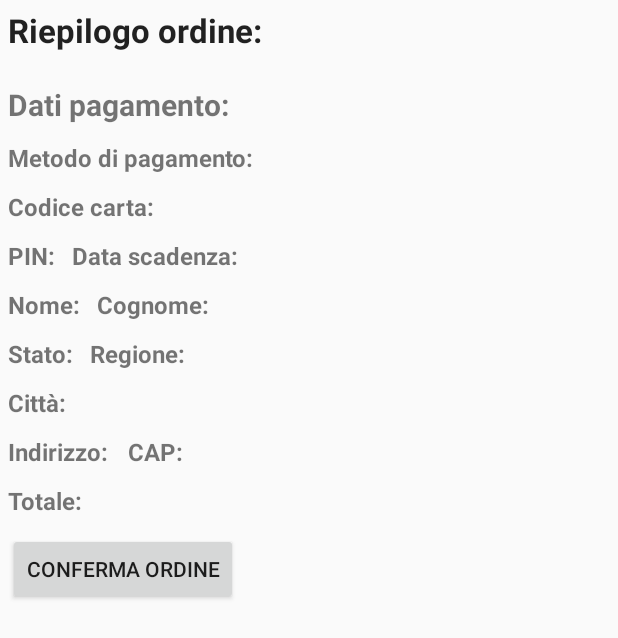
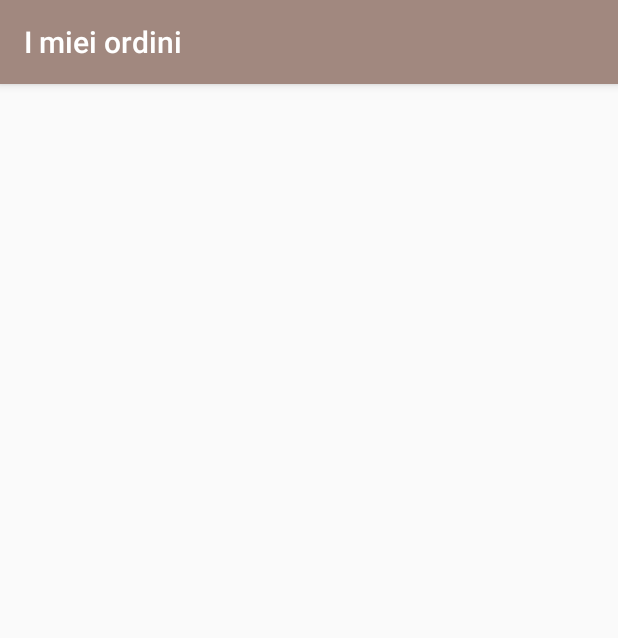
Before and after one commit to Cese93/VideogamesProject, an Android app: the CompleteOrderActivity screen opened directly, with no data from a screen before it, after a tap on "CONFERMA ORDINE", on a phone screen of 412 x 824 dp. Shown: the top 638 px of the screen. Run offline under Robolectric (Android 15) with nearby library versions, the phone set to English and light mode, and no system bars; our stand-ins replace Firebase (no records; nobody signed in at launch, a user with empty details on screens opened directly); 16 statements that could not run were skipped.

Commit message:
Modifica Order

```diff
--- a/app/src/main/AndroidManifest.xml
+++ b/app/src/main/AndroidManifest.xml
@@ -36,6 +36,10 @@
         <activity android:name=".CompleteOrderActivity"
             android:theme="@style/AppTheme.NoActionBar"/>
 
+        <activity android:name=".MyOrder"
+            android:label="I miei ordini"
+            android:theme="@style/AppThemeWithToolbar"/>
+
     </application>
 
 </manifest>
--- a/app/src/main/java/com/example/erik/videogamesproject/CompleteOrderActivity.java
+++ b/app/src/main/java/com/example/erik/videogamesproject/CompleteOrderActivity.java
@@ -1,8 +1,8 @@
 package com.example.erik.videogamesproject;
 
+import android.content.Intent;
 import android.os.Bundle;
 import android.support.v7.app.AppCompatActivity;
-import android.util.Log;
 import android.view.View;
 import android.widget.Button;
 import android.widget.ListView;
@@ -15,6 +15,10 @@ import com.google.firebase.database.DatabaseError;
 import com.google.firebase.database.DatabaseReference;
 import com.google.firebase.database.FirebaseDatabase;
 import com.google.firebase.database.ValueEventListener;
+
+import java.text.SimpleDateFormat;
+import java.util.Calendar;
+import java.util.Map;
 
 /**
  * Created by Erik on 06/12/2016.
@@ -39,6 +43,7 @@ public class CompleteOrderActivity extends AppCompatActivity {
     private TextView txtCAP;
     private TextView txtTotalPrice;
     private Button btnConfirmOrder;
+    private Order order;
 
     @Override
     protected void onCreate(Bundle savedInstanceState) {
@@ -92,24 +97,23 @@ public class CompleteOrderActivity extends AppCompatActivity {
                 txtStreetNumber.setText(dataSnapshot.child("streetNumber").getValue().toString());
                 txtCAP.setText(dataSnapshot.child("cap").getValue().toString());
                 txtTotalPrice.setText(dataSnapshot.child("Cart").child("totalPrice").getValue().toString() + "€");
+                order = new Order();
+                order.setProducts((Map<String, Product>) dataSnapshot.child("Cart").child("Cart").getValue());
+                order.setTotal(Double.parseDouble(dataSnapshot.child("Cart").child("totalPrice").getValue().toString()));
+                Calendar c = Calendar.getInstance();
+                SimpleDateFormat df = new SimpleDateFormat("dd/MM/yyyy");
+                order.setOrderDate(df.format(c.getTime()));
                 btnConfirmOrder.setOnClickListener(new View.OnClickListener() {
                     @Override
                     public void onClick(View v) {
-                        /*if(dataSnapshot.hasChild("Orders")){
-                            Log.e("Provaaa", "Sono qui");
-                            databaseReference.child("Orders").child("orderNumber").setValue(Integer.parseInt(dataSnapshot.child("Orders").child("orderNumber").getValue().toString()) + 1);
-                        } else {*/
-
-                        if(dataSnapshot.hasChild("Orders")){
-                            databaseReference.child("Orders").child("order " + Integer.parseInt(dataSnapshot.child("Orders").child("orderNumber").getValue().toString()) + 1).child("Product").setValue(dataSnapshot.child("Cart").child("Cart").getValue());
+                        if (dataSnapshot.hasChild("Orders")) {
+                            //order.setNumberOrder(order.getNumberOrder() + 1);
+                            databaseReference.child("Orders").setValue(order);
                         } else {
-                            databaseReference.child("Orders").child("orderNumber").setValue(1);
-                            databaseReference.child("Orders").child("order " + 1).child("Product").setValue(dataSnapshot.child("Cart").child("Cart").getValue());
+                            databaseReference.child("Orders").setValue(order);
                         }
-
-                            //databaseReference.child("Orders").child("totalPrice").setValue(dataSnapshot.child("Cart").child("totalPrice").getValue());
-
-
+                        Intent intent = new Intent(getBaseContext(), MyOrder.class);
+                        startActivity(intent);
                     }
                 });
             }
--- /dev/null
+++ b/app/src/main/java/com/example/erik/videogamesproject/MyOrder.java
@@ -0,0 +1,15 @@
+package com.example.erik.videogamesproject;
+
+import android.os.Bundle;
+import android.support.v7.app.AppCompatActivity;
+
+/**
+ * Created by Erik on 09/12/2016.
+ */
+
+public class MyOrder extends AppCompatActivity {
+    @Override
+    protected void onCreate(Bundle savedInstanceState) {
+        super.onCreate(savedInstanceState);
+    }
+}
--- /dev/null
+++ b/app/src/main/java/com/example/erik/videogamesproject/Order.java
@@ -0,0 +1,48 @@
+package com.example.erik.videogamesproject;
+
+import java.util.ArrayList;
+import java.util.Date;
+import java.util.Map;
+
+/**
+ * Created by Erik on 09/12/2016.
+ */
+
+public class Order {
+    private Map<String, Product> products;
+    private String orderDate;
+    private int numberOrder;
+    private double total;
+
+    public Map<String, Product> getProducts() {
+        return products;
+    }
+
+    public void setProducts(Map<String, Product> products) {
+        this.products = products;
+    }
+
+    public String getOrderDate() {
+        return orderDate;
+    }
+
+    public void setOrderDate(String orderDate) {
+        this.orderDate = orderDate;
+    }
+
+    public int getNumberOrder() {
+        return numberOrder;
+    }
+
+    public void setNumberOrder(int numberOrder) {
+        this.numberOrder = numberOrder;
+    }
+
+    public double getTotal() {
+        return total;
+    }
+
+    public void setTotal(double total) {
+        this.total = total;
+    }
+}
--- a/app/src/main/res/layout/activity_complete_order.xml
+++ b/app/src/main/res/layout/activity_complete_order.xml
@@ -266,12 +266,12 @@
     </LinearLayout>
 
     <LinearLayout
-        android:layout_width="wrap_content"
+        android:layout_width="match_parent"
         android:layout_height="wrap_content"
         android:padding="5dp">
         <Button
             android:id="@+id/btnConfirmOrder"
-            android:layout_width="wrap_content"
+            android:layout_width="match_parent"
             android:layout_height="wrap_content"
             android:text="Conferma ordine" />
     </LinearLayout>
```
